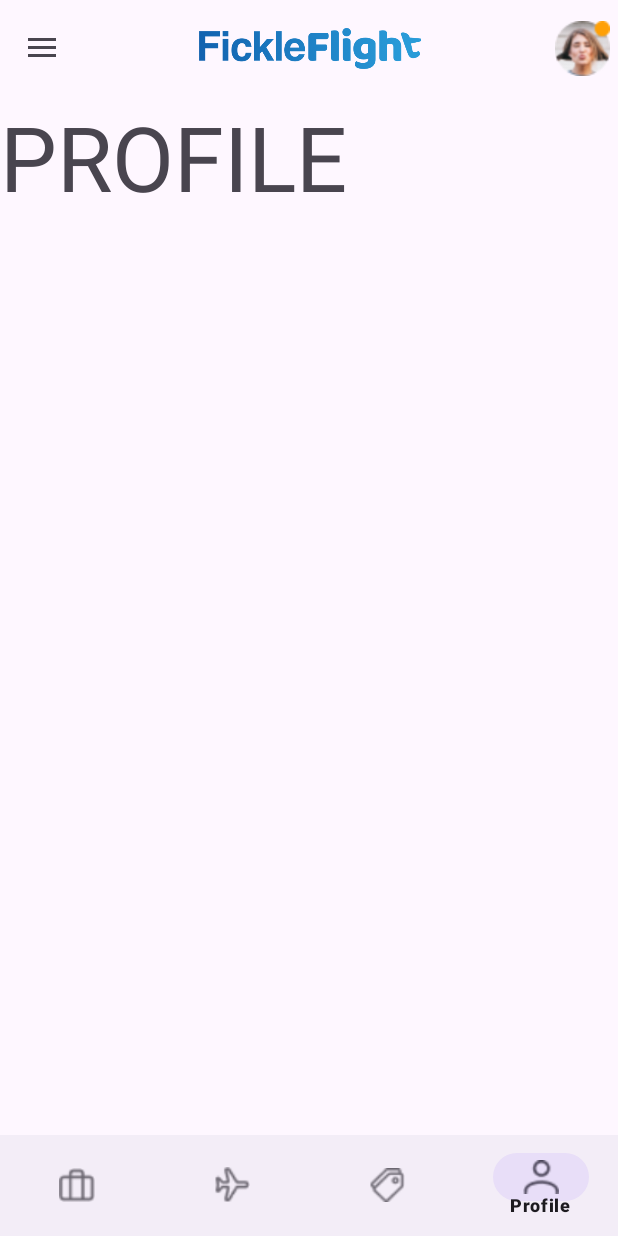
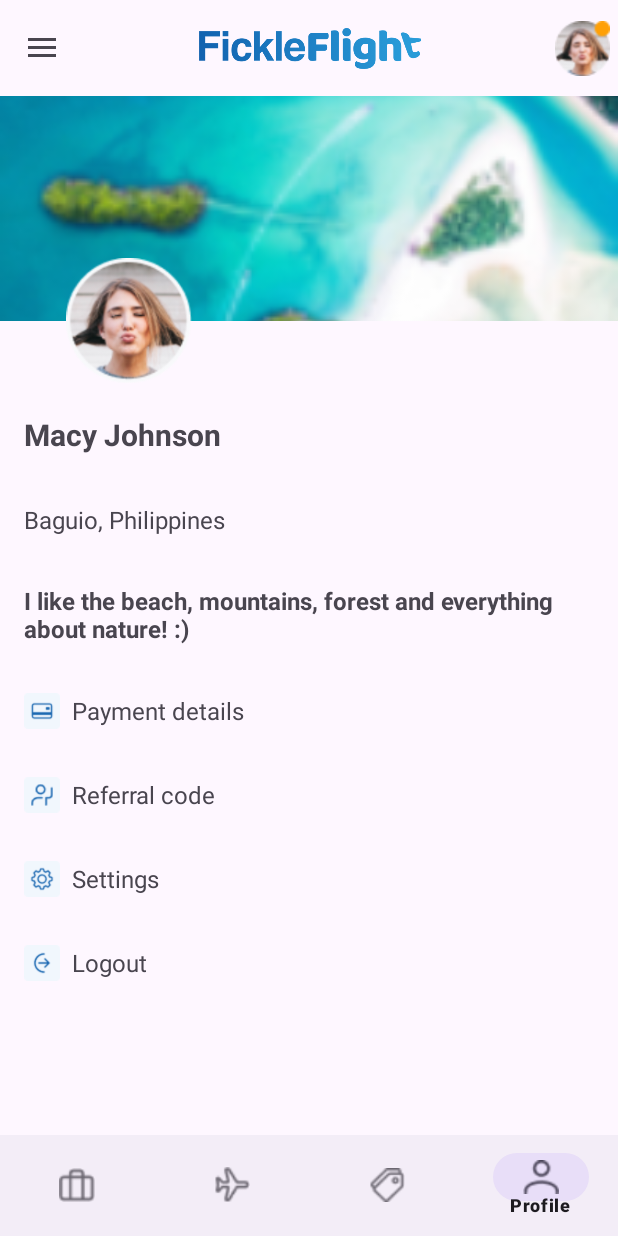
Before and after one commit to Aguscai710/Parcial-TP3, an Android app: the screen it shows after launch (MainActivity), item 4 of the bottom bar chosen, on a phone screen of 412 x 824 dp. Run offline under Robolectric (Android 15) with nearby library versions, the phone set to English and light mode, and no system bars; our stand-ins replace navigation-ui.

Commit message:
first version of profile view

```diff
--- a/app/src/main/res/layout/fragment_profile.xml
+++ b/app/src/main/res/layout/fragment_profile.xml
@@ -1,14 +1,161 @@
 <?xml version="1.0" encoding="utf-8"?>
-<FrameLayout xmlns:android="http://schemas.android.com/apk/res/android"
+<RelativeLayout xmlns:android="http://schemas.android.com/apk/res/android"
+    xmlns:app="http://schemas.android.com/apk/res-auto"
     xmlns:tools="http://schemas.android.com/tools"
     android:layout_width="match_parent"
     android:layout_height="match_parent"
     tools:context=".ui.profile.ProfileFragment">
 
-    <TextView
+    <!-- Imagen de fondo ocupando el 25% de la pantalla -->
+    <ImageView
+        android:id="@+id/background_image"
+        android:layout_width="match_parent"
+        android:layout_height="150dp"
+        android:layout_alignParentTop="true"
+        android:scaleType="centerCrop"
+        android:src="@drawable/boracay" />
+
+    <!-- Foto de perfil centrada horizontalmente y ubicada sobre la imagen de fondo -->
+    <ImageView
+        android:id="@+id/profile_image"
+        android:layout_width="100dp"
+        android:layout_height="100dp"
+        android:layout_centerHorizontal="true"
+        android:layout_marginTop="150dp"
+        android:src="@drawable/profileimage"
+        android:padding="8dp"
+        android:translationX="-120dp"
+        android:translationY="-50dp"/>
+
+    <!-- Contenedor de los TextViews -->
+    <LinearLayout
         android:layout_width="match_parent"
         android:layout_height="wrap_content"
-        android:text="PROFILE"
-        android:textSize="60dp"/>
+        android:orientation="vertical"
+        android:layout_below="@id/profile_image"
+        android:padding="16dp"
+        android:translationY="-70dp">
 
-</FrameLayout>
+        <!-- Primer TextView -->
+        <TextView
+            android:id="@+id/text_view1"
+            android:layout_width="match_parent"
+            android:layout_height="wrap_content"
+            android:text="Macy Johnson"
+            android:textSize="20sp"
+            android:textStyle="bold"
+            android:paddingTop="16dp"
+            android:paddingBottom="16dp" />
+
+        <!-- Segundo TextView -->
+        <TextView
+            android:id="@+id/text_view2"
+            android:layout_width="match_parent"
+            android:layout_height="wrap_content"
+            android:text="Baguio, Philippines"
+            android:textSize="16sp"
+            android:paddingTop="16dp"
+            android:paddingBottom="16dp" />
+
+        <!-- Tercer TextView -->
+        <TextView
+            android:id="@+id/text_view3"
+            android:layout_width="match_parent"
+            android:layout_height="wrap_content"
+            android:text="I like the beach, mountains, forest and everything about nature! :)"
+            android:textSize="16sp"
+            android:textStyle="bold"
+            android:paddingTop="16dp"
+            android:paddingBottom="16dp" />
+
+        <!-- Cuarto TextView con ícono -->
+        <LinearLayout
+            android:layout_width="match_parent"
+            android:layout_height="wrap_content"
+            android:orientation="horizontal"
+            android:gravity="center_vertical"
+            android:paddingTop="16dp"
+            android:paddingBottom="16dp">
+            <ImageView
+                android:layout_width="24dp"
+                android:layout_height="24dp"
+                android:src="@drawable/card" />
+            <TextView
+                android:id="@+id/text_view4"
+                android:layout_width="0dp"
+                android:layout_height="wrap_content"
+                android:layout_weight="1"
+                android:text="Payment details"
+                android:textSize="16sp"
+                android:paddingStart="8dp" />
+        </LinearLayout>
+
+        <!-- Quinto TextView con ícono -->
+        <LinearLayout
+            android:layout_width="match_parent"
+            android:layout_height="wrap_content"
+            android:orientation="horizontal"
+            android:gravity="center_vertical"
+            android:paddingTop="16dp"
+            android:paddingBottom="16dp">
+            <ImageView
+                android:layout_width="24dp"
+                android:layout_height="24dp"
+                android:src="@drawable/human" />
+            <TextView
+                android:id="@+id/text_view5"
+                android:layout_width="0dp"
+                android:layout_height="wrap_content"
+                android:layout_weight="1"
+                android:text="Referral code"
+                android:textSize="16sp"
+                android:paddingStart="8dp" />
+        </LinearLayout>
+
+        <!-- Sexto TextView con ícono -->
+        <LinearLayout
+            android:layout_width="match_parent"
+            android:layout_height="wrap_content"
+            android:orientation="horizontal"
+            android:gravity="center_vertical"
+            android:paddingTop="16dp"
+            android:paddingBottom="16dp">
+            <ImageView
+                android:layout_width="24dp"
+                android:layout_height="24dp"
+                android:src="@drawable/set" />
+            <TextView
+                android:id="@+id/text_view6"
+                android:layout_width="0dp"
+                android:layout_height="wrap_content"
+                android:layout_weight="1"
+                android:text="Settings"
+                android:textSize="16sp"
+                android:paddingStart="8dp" />
+        </LinearLayout>
+
+        <!-- Séptimo TextView con ícono -->
+        <LinearLayout
+            android:layout_width="match_parent"
+            android:layout_height="wrap_content"
+            android:orientation="horizontal"
+            android:gravity="center_vertical"
+            android:paddingTop="16dp"
+            android:paddingBottom="16dp">
+            <ImageView
+                android:layout_width="24dp"
+                android:layout_height="24dp"
+                android:src="@drawable/out" />
+            <TextView
+                android:id="@+id/text_view7"
+                android:layout_width="0dp"
+                android:layout_height="wrap_content"
+                android:layout_weight="1"
+                android:text="Logout"
+                android:textSize="16sp"
+                android:paddingStart="8dp" />
+        </LinearLayout>
+
+    </LinearLayout>
+
+</RelativeLayout>
```
Also changed, not shown: app/src/main/res/drawable/card.png (added), app/src/main/res/drawable/human.png (added), app/src/main/res/drawable/out.png (added), app/src/main/res/drawable/set.png (added).
